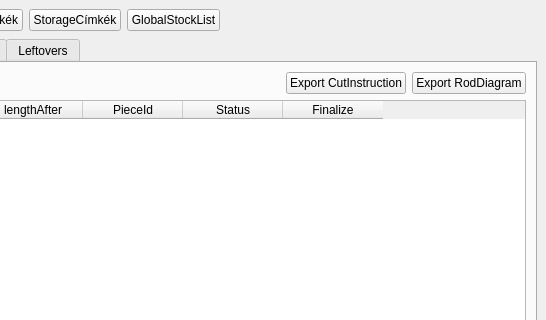
Above: view/MainWindow.ui from horvathzoltan/cutplannerpro before the change; both pictures show x 538 to 1084 and y 0 to 320 of the 1084 by 666 pixel window. Below: the same form after it.
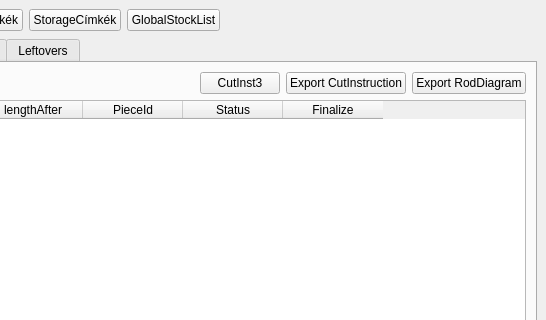
That is the form after the change. The open tabs and pages were chosen to show the change.

Patch:
```diff
--- a/view/MainWindow.ui
+++ b/view/MainWindow.ui
@@ -657,6 +657,13 @@
               </property>
              </spacer>
             </item>
+            <item>
+             <widget class="QPushButton" name="btn_ExportCutInstruction_3">
+              <property name="text">
+               <string>CutInst3</string>
+              </property>
+             </widget>
+            </item>
             <item>
              <widget class="QPushButton" name="btn_ExportCutInstruction">
               <property name="text">
```
Left out of the diff: 2 changed lines with no effect on the pictures.
